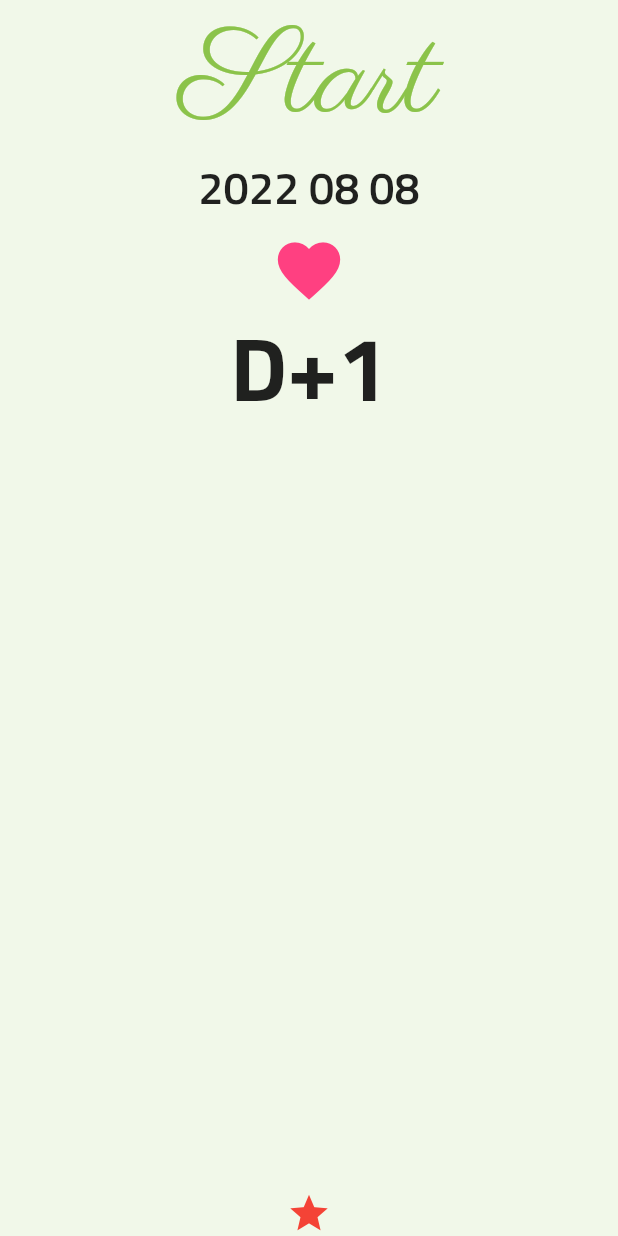
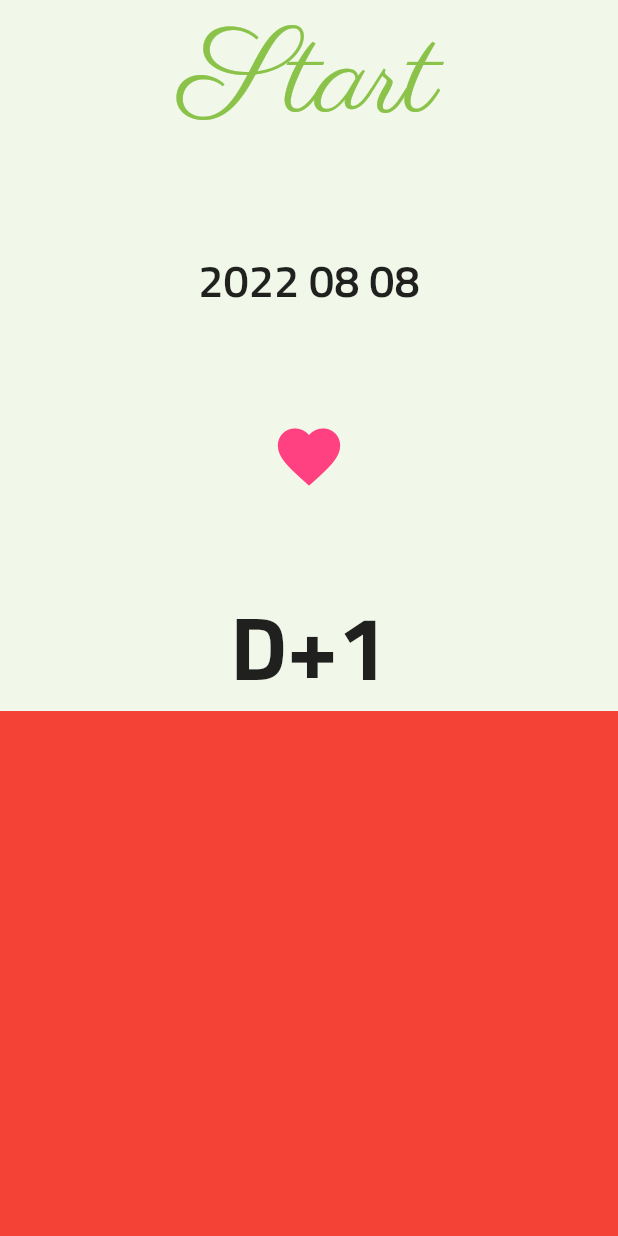
Before and after one commit to leeseongwon95/d_day_app, a Flutter app: the screen it shows after launch, on a phone screen of 412 x 824 dp. Run offline on Flutter 3.47's test engine with Material 2 defaults, Android fonts, the phone set to English and light mode, and no system bars.

Commit message:
bottom part box

```diff
--- a/lib/screen/home_screen.dart
+++ b/lib/screen/home_screen.dart
@@ -13,6 +13,7 @@ class _HomeScreenState extends State<HomeScreen> {
     return Scaffold(
       backgroundColor: Colors.lightGreen[50],
       body: SafeArea(
+        bottom: false,
         child: Container(
           width: MediaQuery.of(context).size.width,
           child: Column(
@@ -34,6 +35,7 @@ class _TopPart extends StatelessWidget {
   Widget build(BuildContext context) {
     return Expanded(
       child: Column(
+        mainAxisAlignment: MainAxisAlignment.spaceBetween,
         children: [
           Text('Start', style: TextStyle(
               color: Colors.lightGreen,
@@ -67,6 +69,10 @@ class _BottomPart extends StatelessWidget {
 
   @override
   Widget build(BuildContext context) {
-    return Icon(Icons.star, size: 30,color: Colors.red,);
+    return Container(
+      height: 350,
+      width: MediaQuery.of(context).size.width,
+      color: Colors.red,
+    );
   }
 }
```
